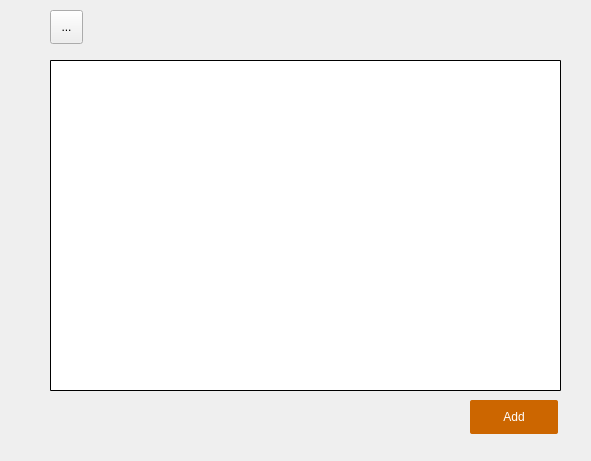
paulscherrerinstitute/scicat-qt, file PSIArchiver/filebrowser.ui: the form before one commit.
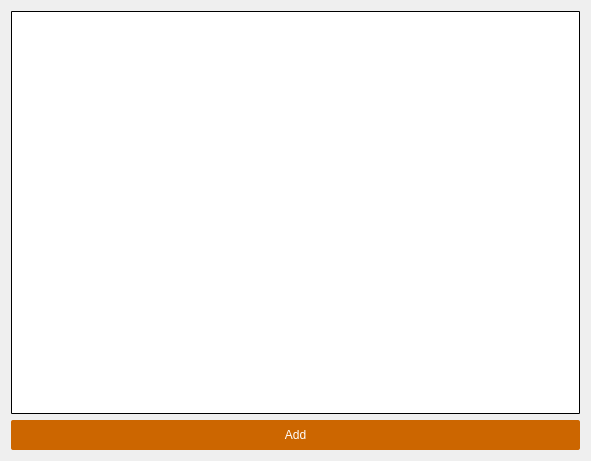
The form after the commit.

Diff of the .ui file:
```diff
--- a/PSIArchiver/filebrowser.ui
+++ b/PSIArchiver/filebrowser.ui
@@ -13,29 +13,23 @@
   <property name="windowTitle">
    <string>Select Files</string>
   </property>
+  <layout class="QVBoxLayout" name="verticalLayout">
+   <item>
   <widget class="QColumnView" name="columnView">
-   <property name="geometry">
-    <rect>
-     <x>50</x>
-     <y>60</y>
-     <width>511</width>
-     <height>331</height>
-    </rect>
-   </property>
    <property name="styleSheet">
     <string notr="true">QColumnView::item{ selection-background-color: rgb(0, 153, 200)}
 QColumnView:hover{color: rgb(255, 255, 255)}
 QColumnView{border-radius:1px;border-width:1px; border-color:rgb(0, 0, 0); border-style:solid}</string>
    </property>
   </widget>
+   </item>
+   <item>
   <widget class="QPushButton" name="pushButtonFileBrowser">
-   <property name="geometry">
-    <rect>
-     <x>470</x>
-     <y>400</y>
-     <width>88</width>
-     <height>34</height>
-    </rect>
+     <property name="minimumSize">
+      <size>
+       <width>0</width>
+       <height>30</height>
+      </size>
    </property>
    <property name="styleSheet">
     <string notr="true">QPushButton{background-color: rgb(204, 102, 0); color: rgb(255, 255, 255); border-radius:2px}
@@ -45,19 +39,8 @@
     <string>Add</string>
    </property>
   </widget>
-  <widget class="QToolButton" name="toolButtonUp">
-   <property name="geometry">
-    <rect>
-     <x>50</x>
-     <y>10</y>
-     <width>33</width>
-     <height>34</height>
-    </rect>
-   </property>
-   <property name="text">
-    <string>...</string>
-   </property>
-  </widget>
+   </item>
+  </layout>
  </widget>
  <resources/>
  <connections/>
```
Lines whose indentation alone changed are shown as unchanged.
